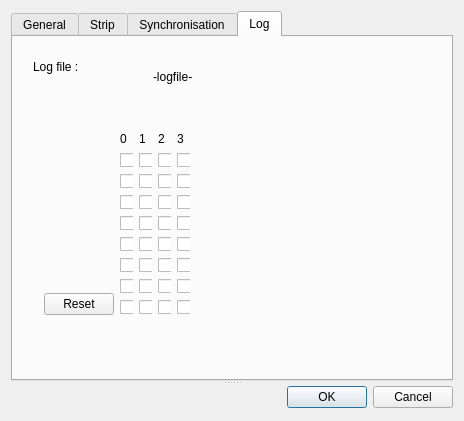
JokerSync/Joker, file app/Joker/PreferencesDialog.ui: the form before one commit.
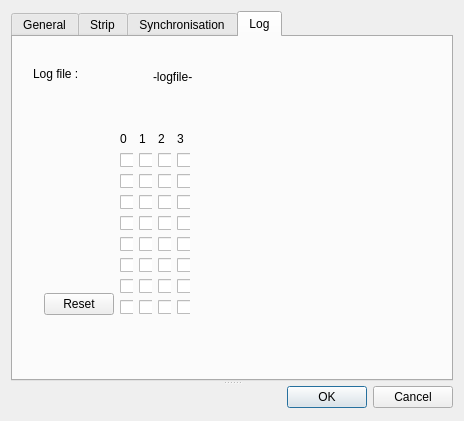
The form after the commit. The open tabs and pages were chosen to show the change.

What changed in the file:
```diff
--- a/app/Joker/PreferencesDialog.ui
+++ b/app/Joker/PreferencesDialog.ui
@@ -383,14 +383,20 @@
         <property name="geometry">
          <rect>
           <x>20</x>
-          <y>20</y>
-          <width>62</width>
-          <height>19</height>
+          <y>30</y>
+          <width>111</width>
+          <height>51</height>
          </rect>
         </property>
         <property name="text">
          <string>Log file :</string>
         </property>
+        <property name="alignment">
+         <set>Qt::AlignLeading|Qt::AlignLeft|Qt::AlignTop</set>
+        </property>
+        <property name="wordWrap">
+         <bool>true</bool>
+        </property>
        </widget>
        <widget class="QLabel" name="lblPathToLogFile">
         <property name="geometry">
```
Left out of the diff: 22 changed lines with no effect on the pictures.
